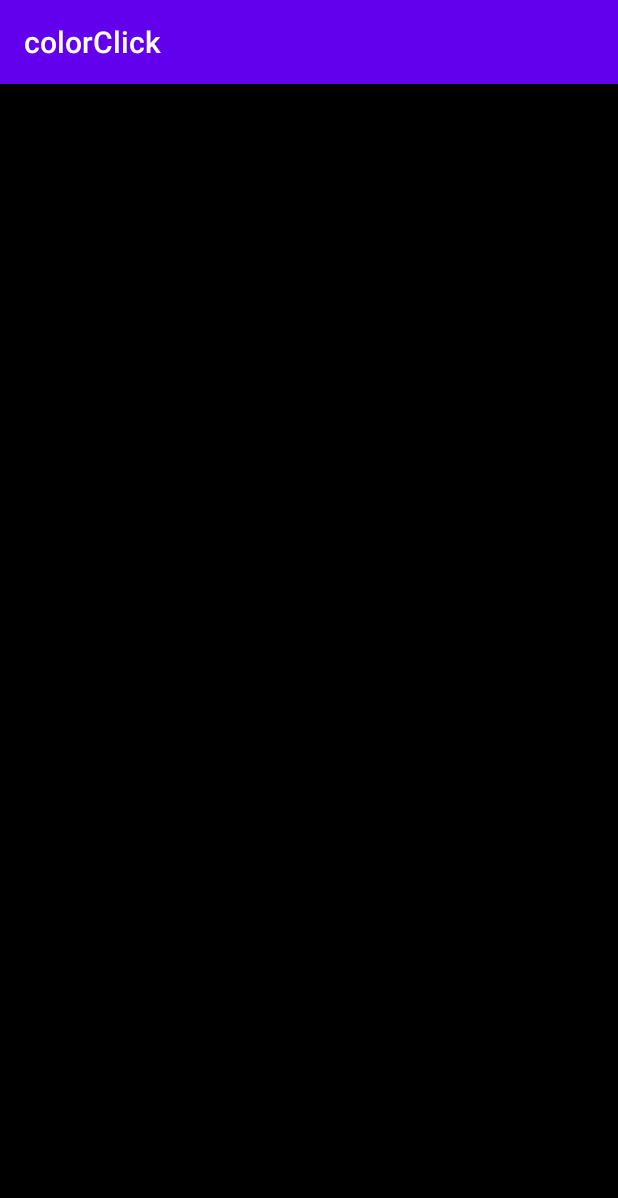
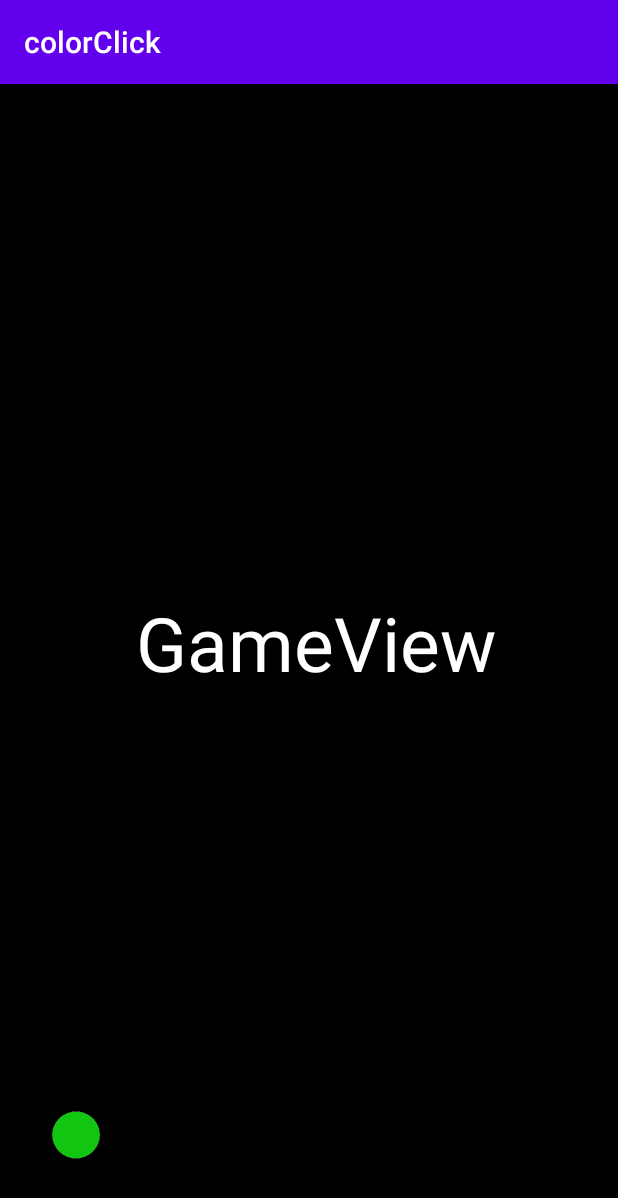
Before and after one commit to NikoLee337/colorClick, an Android app: the GameView screen opened directly, with no data from a screen before it, on a phone screen of 412 x 824 dp. Shown: the top 1198 px of the screen. Run offline under Robolectric (Android 15) with nearby library versions, the phone set to English and light mode, and no system bars.

Commit message:
FOURTH COMMIT: Deleted some codes and fixed the b/g theme to black. Added a splash screen(loading screen). Added a popup instruction view.

```diff
--- a/app/src/main/java/com/example/colorclick/GameView.java
+++ b/app/src/main/java/com/example/colorclick/GameView.java
@@ -8,13 +8,12 @@ import android.view.View;
 
 public class GameView extends AppCompatActivity {
 
+
+
     @Override
     protected void onCreate(Bundle savedInstanceState) {
         super.onCreate(savedInstanceState);
         setContentView(R.layout.activity_game_view);
 
-        //change color of the background
-        View view = this.getWindow().getDecorView();
-        view.setBackgroundColor(Color.BLACK);
     }
 }
--- a/app/src/main/res/layout/activity_game_view.xml
+++ b/app/src/main/res/layout/activity_game_view.xml
@@ -4,21 +4,54 @@
     xmlns:tools="http://schemas.android.com/tools"
     android:layout_width="match_parent"
     android:layout_height="match_parent"
+    android:background="@color/black"
     tools:context=".GameView">
 
     <TextView
         android:id="@+id/textView"
-        android:layout_width="79dp"
-        android:layout_height="30dp"
+        android:layout_width="wrap_content"
+        android:layout_height="77dp"
         android:layout_alignParentEnd="true"
         android:layout_alignParentRight="true"
         android:layout_alignParentBottom="true"
-        android:layout_marginEnd="168dp"
-        android:layout_marginRight="168dp"
-        android:layout_marginBottom="399dp"
+        android:layout_marginEnd="81dp"
+        android:layout_marginRight="81dp"
+        android:layout_marginBottom="352dp"
         android:text="GameView"
+        android:textColor="@color/white"
+        android:textSize="50sp"
         tools:layout_editor_absoluteX="166dp"
         tools:layout_editor_absoluteY="321dp" />
 
+    <Space
+        android:id="@+id/gameSpace"
+        android:layout_width="match_parent"
+        android:layout_height="wrap_content"
+        android:layout_alignParentStart="true"
+        android:layout_alignParentLeft="true"
+        android:layout_alignParentTop="true"
+        android:layout_alignParentEnd="true"
+        android:layout_alignParentRight="true"
+        android:layout_alignParentBottom="true"
+        android:layout_marginStart="0dp"
+        android:layout_marginLeft="0dp"
+        android:layout_marginTop="102dp"
+        android:layout_marginEnd="0dp"
+        android:layout_marginRight="0dp"
+        android:layout_marginBottom="102dp" />
+
+    <ImageView
+        android:layout_width="98dp"
+        android:layout_height="wrap_content"
+        android:layout_alignParentTop="true"
+        android:layout_alignParentEnd="true"
+        android:layout_alignParentRight="true"
+        android:layout_alignParentBottom="true"
+        android:layout_marginTop="602dp"
+        android:layout_marginEnd="313dp"
+        android:layout_marginRight="313dp"
+        android:layout_marginBottom="-32dp"
+        android:src="@drawable/greencircle" />
+
 
 </RelativeLayout>
--- a/app/src/main/res/values/colors.xml
+++ b/app/src/main/res/values/colors.xml
@@ -1,6 +1,8 @@
 <?xml version="1.0" encoding="utf-8"?>
 <resources>
     <color name="colorPrimary">#6200EE</color>
-    <color name="colorPrimaryDark">#3700B3</color>
+    <color name="colorPrimaryDark">#2f333f</color>
     <color name="colorAccent">#03DAC5</color>
+    <color name="white">#FFFFFF</color>
+    <color name="black">#000000</color>
 </resources>
```
Also changed, not shown: app/src/main/AndroidManifest.xml (+5 -3 lines), app/src/main/java/com/example/colorclick/MainActivity.java (+25 -15 lines), app/src/main/res/layout/activity_main.xml (+26 -2 lines).
